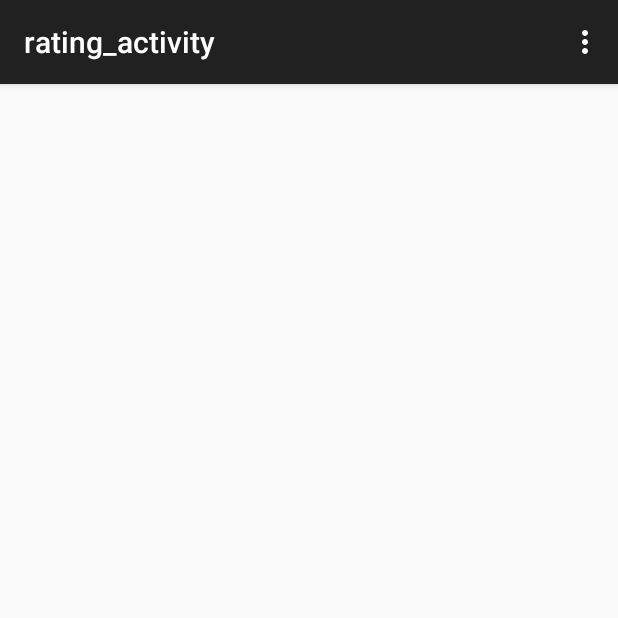
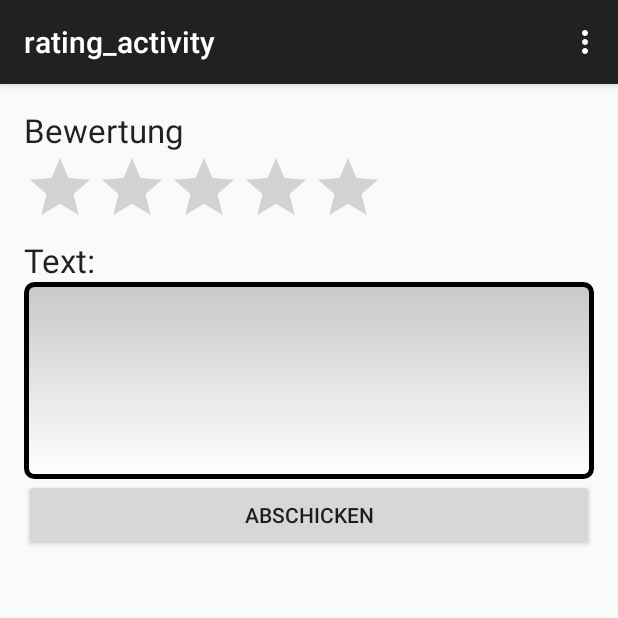
Before and after one commit to tetee/ShelpApp, an Android app: the rating_activity screen opened directly, with no data from a screen before it, on a phone screen of 412 x 824 dp, the top half of it. Run offline under Robolectric (Android 15) with nearby library versions, the phone set to English and light mode, and no system bars.

Commit message:
rating_activity finished

```diff
--- a/app/src/main/java/de/fh_muenster/shelpapp/ShelpAppAndroid/rating_activity.java
+++ b/app/src/main/java/de/fh_muenster/shelpapp/ShelpAppAndroid/rating_activity.java
@@ -1,9 +1,11 @@
 package de.fh_muenster.shelpapp.ShelpAppAndroid;
 
+import android.content.Intent;
 import android.support.v7.app.ActionBarActivity;
 import android.os.Bundle;
 import android.view.Menu;
 import android.view.MenuItem;
+import android.view.View;
 
 import de.fh_muenster.shelpapp.R;
 
@@ -37,4 +39,10 @@ public class rating_activity extends ActionBarActivity {
 
         return super.onOptionsItemSelected(item);
     }
+
+    //Aufruf der own_request_activity
+    public void sendRating(View view) {
+        Intent i = new Intent(this, own_request_activity.class);
+        startActivity(i);
+    }
 }
--- /dev/null
+++ b/app/src/main/res/drawable/styles.xml
@@ -0,0 +1,14 @@
+<?xml version="1.0" encoding="utf-8"?>
+<shape xmlns:android="http://schemas.android.com/apk/res/android"
+    android:shape="rectangle"
+    android:thickness="0dp">
+    <stroke
+        android:width="3dp"
+        android:color="#000000" />
+    <corners android:radius="5dp" />
+    <gradient
+        android:angle="270"
+        android:endColor="#FFFFFF"
+        android:startColor="#C8C8C8"
+        android:type="linear" />
+</shape>
--- a/app/src/main/res/layout/activity_rating_activity.xml
+++ b/app/src/main/res/layout/activity_rating_activity.xml
@@ -6,6 +6,53 @@
     android:paddingBottom="@dimen/activity_vertical_margin"
     tools:context="de.fh_muenster.shelpapp.ShelpAppAndroid.rating_activity">
 
+    <TextView android:text="@string/rating"
+        android:textAppearance="?android:attr/textAppearanceLarge"
+        android:layout_width="match_parent"
+        android:layout_height="wrap_content"
+        android:id="@+id/ratingText"
+        android:layout_alignParentLeft="true"
+        android:layout_alignParentStart="true" />
+
+    <RatingBar
+        android:layout_width="wrap_content"
+        android:layout_height="wrap_content"
+        android:id="@+id/ratingBar"
+        android:layout_below="@+id/ratingText"
+        android:layout_alignParentLeft="true"
+        android:layout_alignParentStart="true" />
+
+    <TextView android:text="@string/ratingText"
+        android:textAppearance="?android:attr/textAppearanceLarge"
+        android:layout_width="match_parent"
+        android:layout_height="wrap_content"
+        android:id="@+id/ratingTextField"
+        android:layout_alignParentLeft="true"
+        android:layout_alignParentStart="true"
+        android:layout_below="@id/ratingBar"/>
+
+    <EditText
+        android:inputType="textMultiLine"
+        android:lines="8"
+        android:minLines="6"
+        android:gravity="top|left"
+        android:maxLines="10"
+        android:layout_height="wrap_content"
+        android:layout_width="fill_parent"
+        android:scrollbars="vertical"
+        android:layout_below="@id/ratingTextField"
+        android:background="@drawable/styles"
+        android:id="@+id/editText" />
+
+    <Button
+        android:layout_width="match_parent"
+        android:layout_height="wrap_content"
+        android:text="@string/sendRating"
+        android:id="@+id/ratingButton"
+        android:layout_below="@+id/editText"
+        android:layout_alignParentLeft="true"
+        android:layout_alignParentStart="true"
+        android:onClick="sendRating"/>
 
 
 </RelativeLayout>
--- a/app/src/main/res/values/strings.xml
+++ b/app/src/main/res/values/strings.xml
@@ -46,6 +46,9 @@
     <string name="actualFriends">Deine Freunde</string>
     <string name="username_email">Name/E-Mail</string>
     <string name="add">Hinzufügen</string>
+    <string name="rating">Bewertung</string>
+    <string name="ratingText">Text:</string>
+    <string name="sendRating">abschicken</string>
 
     <string-array name="citySpinner">
         <item>Münster</item>
```
